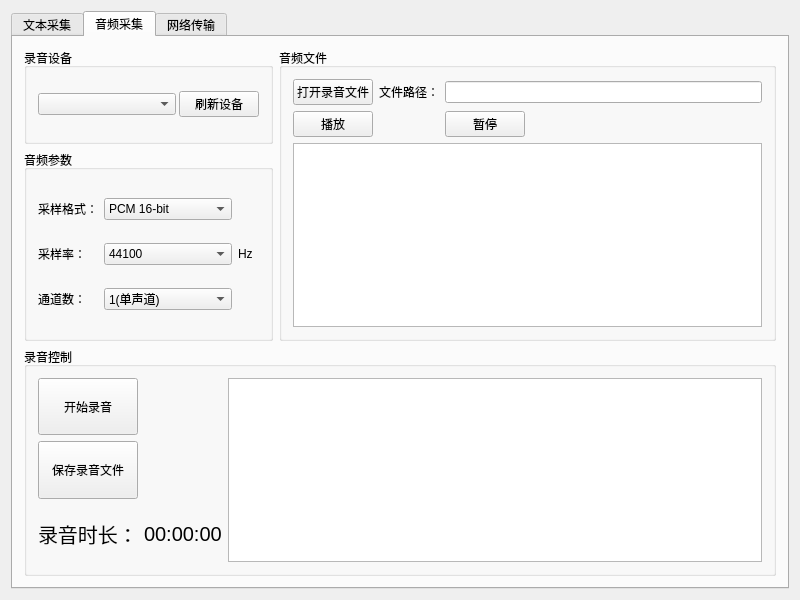
Before: the Qt Designer form SignalTransmitter/mainwindow.ui in RyougiSama/SignalTransmitter, drawn with Qt 5.
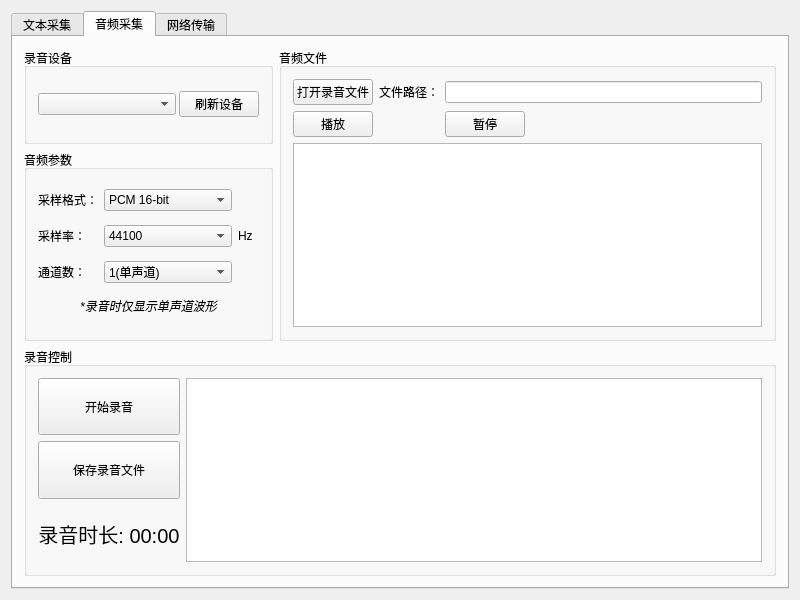
After: the same form once the commit is applied. Icons and pictures are not drawn. Custom widgets are drawn as their Qt base class.

Commit message:
添加音频录制功能及相关 UI 更新
在 `audiomodel.cpp` 中实现了音频录制的功能，包括开始录音、停止录音、保存录音文件和写入 WAV 文件头部信息。新增计时器以跟踪录音时长，并在构造函数中初始化相关资源。

在 `audiomodel.h` 中添加了录音相关的函数声明和私有成员变量，并引入信号以通知录音时长变化。

在 `mainwindow.cpp` 中连接录音时长信号到 UI，更新录音按钮的逻辑以支持开始和停止录音，并在录音完成后显示相关信息。

在 `mainwindow.h` 中新增保存录音文件的槽函数声明。

在 `mainwindow.ui` 中更新了 UI 元素，修改保存录音按钮名称，添加录音时长显示标签，并调整布局以适应新功能。

Patch:
```diff
--- a/SignalTransmitter/mainwindow.ui
+++ b/SignalTransmitter/mainwindow.ui
@@ -290,6 +290,27 @@
               </item>
              </widget>
             </item>
+            <item row="3" column="0" colspan="3">
+             <widget class="QLabel" name="label_7">
+              <property name="sizePolicy">
+               <sizepolicy hsizetype="Preferred" vsizetype="Fixed">
+                <horstretch>0</horstretch>
+                <verstretch>0</verstretch>
+               </sizepolicy>
+              </property>
+              <property name="font">
+               <font>
+                <italic>true</italic>
+               </font>
+              </property>
+              <property name="text">
+               <string>*录音时仅显示单声道波形</string>
+              </property>
+              <property name="alignment">
+               <set>Qt::AlignmentFlag::AlignCenter</set>
+              </property>
+             </widget>
+            </item>
            </layout>
           </widget>
          </item>
@@ -497,18 +518,6 @@
            </widget>
           </item>
           <item row="2" column="0">
-           <widget class="QLabel" name="label_7">
-            <property name="font">
-             <font>
-              <pointsize>15</pointsize>
-             </font>
-            </property>
-            <property name="text">
-             <string>录音时长：</string>
-            </property>
-           </widget>
-          </item>
-          <item row="2" column="1">
            <widget class="QLabel" name="label_recording_duration">
             <property name="font">
              <font>
@@ -516,7 +525,10 @@
              </font>
             </property>
             <property name="text">
-             <string>00:00:00</string>
+             <string>录音时长: 00:00</string>
+            </property>
+            <property name="alignment">
+             <set>Qt::AlignmentFlag::AlignCenter</set>
             </property>
            </widget>
           </item>
```
Left out of the diff: 2 changed lines with no effect on the pictures. The commit also changes 4 other files.
